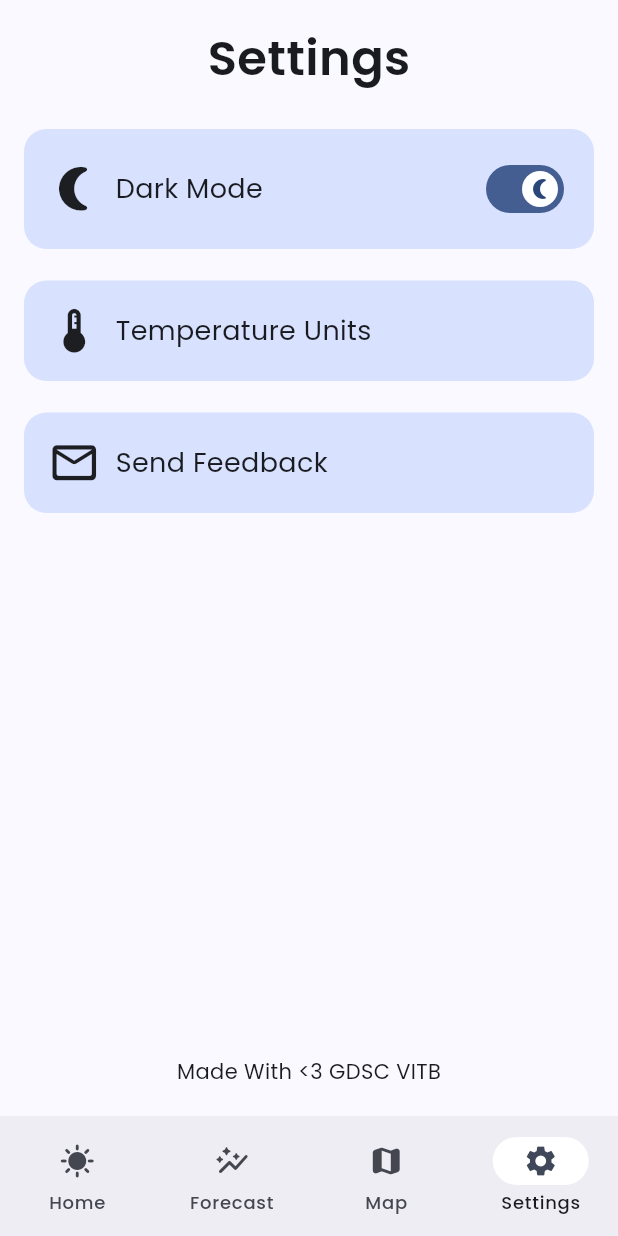
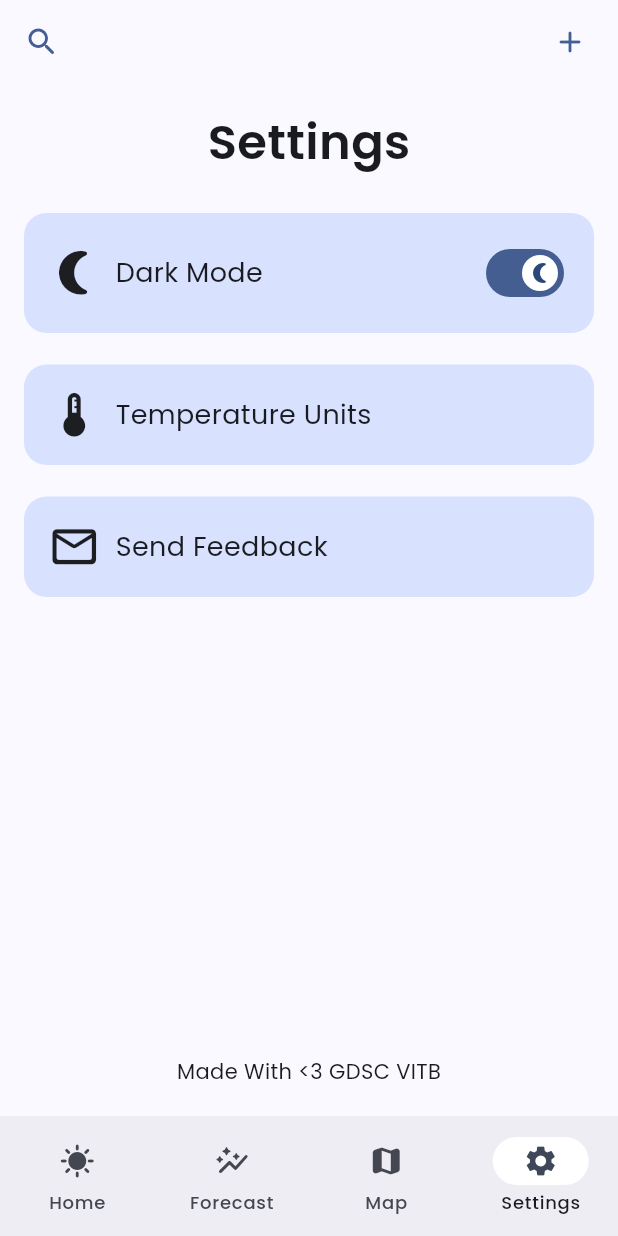
Before and after one commit to GDGCVITBHOPAL/Weathered, a Flutter app: the screen it shows after launch, item 4 of the bottom bar chosen, on a phone screen of 412 x 824 dp. Run offline on Flutter 3.47's test engine with Material 3 defaults, Android fonts, the light colour scheme and no system bars; drawn by our look-alikes of dynamic_color; our stand-ins replace flutter_riverpod, flutter_svg, gap.

Commit message:
Change AppBar

```diff
--- a/lib/common/app_bar.dart
+++ b/lib/common/app_bar.dart
@@ -3,19 +3,26 @@ import 'package:flutter/material.dart';
 // TODO: Replace the current appbar with just a search bar
 
 // Appbar which Contains the search icon as the leading and list icon as the trailing/actions
-AppBar appBar() {
+AppBar appBar(BuildContext context) {
   return AppBar(
-    leading: IconButton.filled(
-      onPressed: () => {},
-      icon: const Icon(Icons.search_sharp),
-      // color: Color.fromRGBO(35, 149, 255, 1),
-    ),
-    actions: [
-      IconButton.filled(
-        onPressed: () => {},
-        icon: const Icon(Icons.list_rounded),
-        color: Colors.black,
-      )
-    ],
-  );
+
+      leading: Padding(
+        padding: const EdgeInsets.symmetric(horizontal: 8.0),
+        child: IconButton(
+          icon: const Icon(Icons.search_rounded),
+          color: Theme.of(context).colorScheme.primary,
+          onPressed: () {},
+        ),
+      ),
+      actions: [
+        Padding(
+          padding: const EdgeInsets.symmetric(horizontal: 8.0),
+          child: IconButton(
+            icon: const Icon(Icons.add_rounded),
+            color: Theme.of(context).colorScheme.primary,
+            onPressed: () {},
+          ),
+        )
+      ]
+      );
 }
--- a/lib/features/home/home_screen.dart
+++ b/lib/features/home/home_screen.dart
@@ -14,9 +14,8 @@ class HomeScreen extends StatelessWidget {
 
   @override
   Widget build(BuildContext context) {
-    return SafeArea(
-      child: Scaffold(
-
+    return Scaffold(
+        appBar: appBar(context),
         bottomNavigationBar: navBar(),
         // Using Consumer just here coz don't wanna rebuild the whole screen
         body: DynamicColorBuilder(
@@ -32,7 +31,6 @@ class HomeScreen extends StatelessWidget {
               },
             );
           },
-          )),
-    );
+        ));
   }
 }
```
Lines whose indentation alone changed are shown as unchanged.
